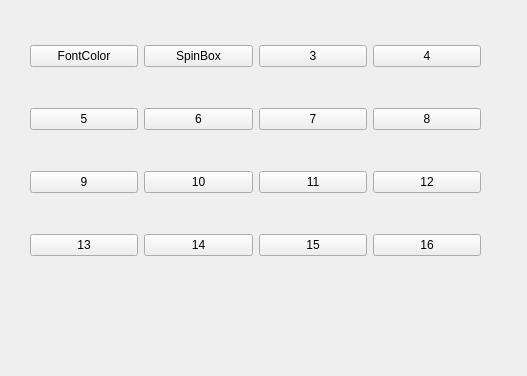
Qt form src/QT_Demo/entry_form.ui (dbase/QT_Demo) before a commit.
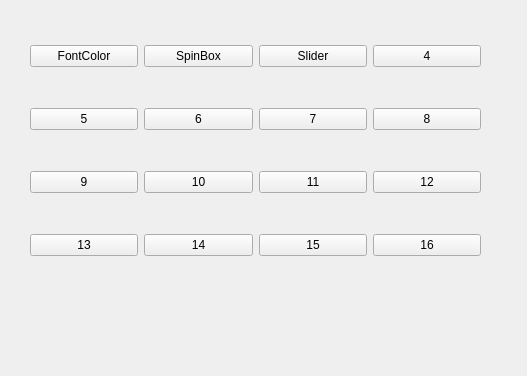
The same form after that commit.

Commit message: QT_Demo版本：增加学习Slider控件的界面

The edit to the form file:
```diff
--- a/src/QT_Demo/entry_form.ui
+++ b/src/QT_Demo/entry_form.ui
@@ -33,7 +33,7 @@
     <item row="0" column="2">
      <widget class="QPushButton" name="btn3">
       <property name="text">
-       <string>3</string>
+       <string>Slider</string>
       </property>
      </widget>
     </item>
```
The commit also changes 7 other files.
